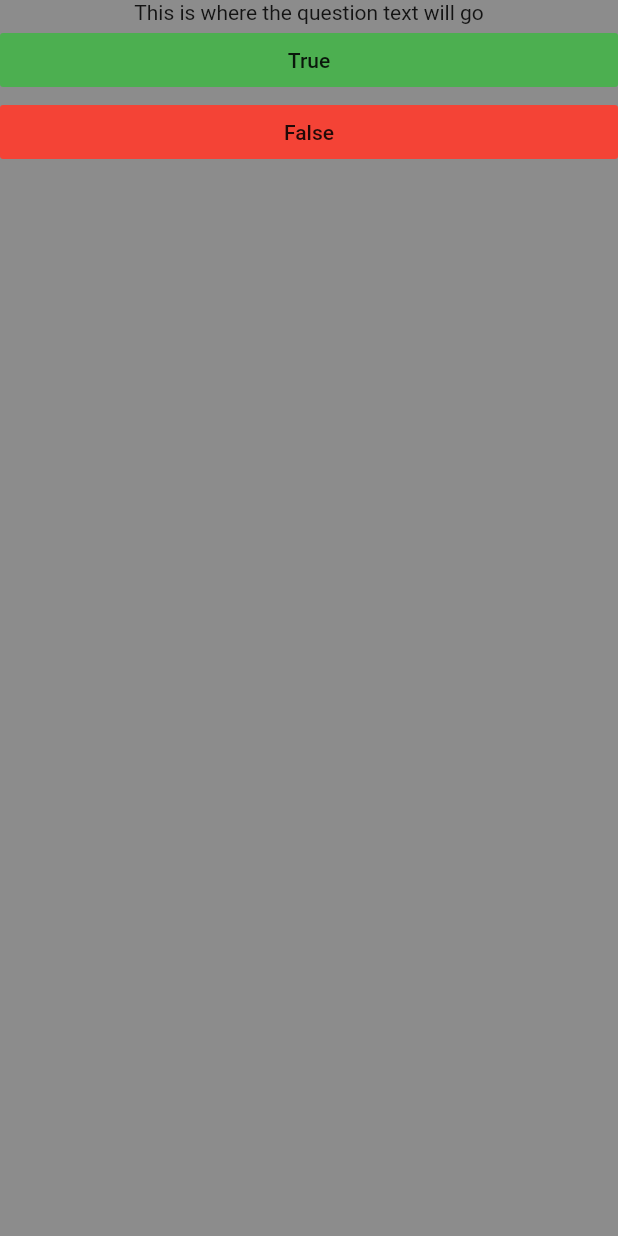
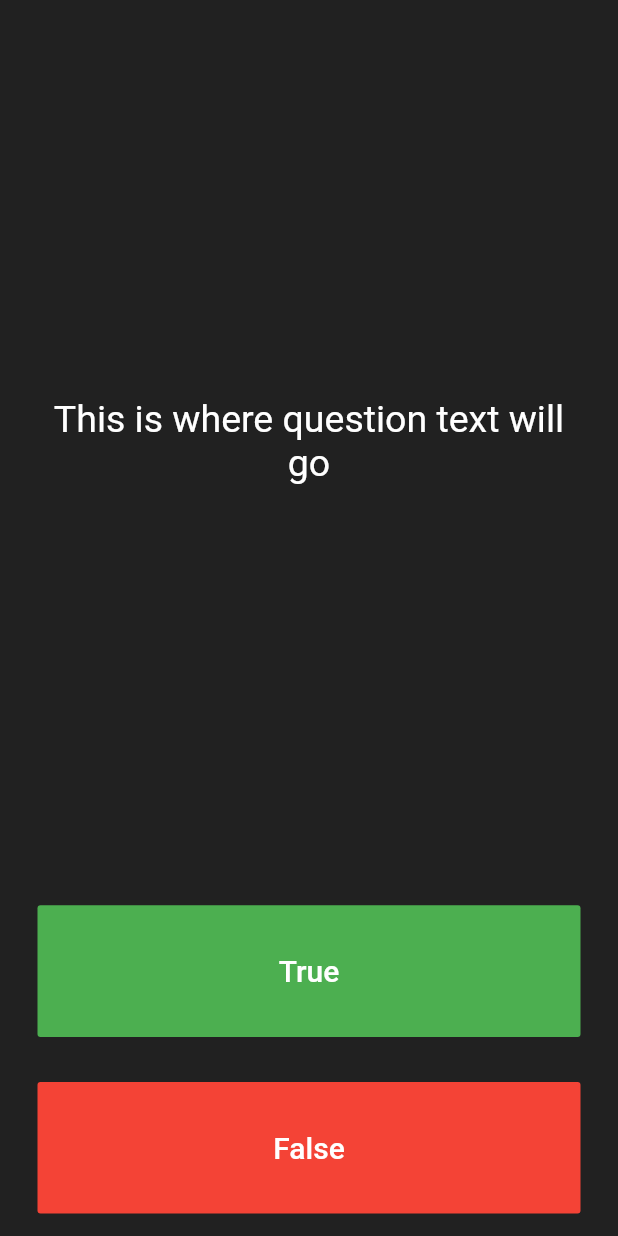
Before and after one commit to hanjayasuryalim/Quizzler-Flutter, a Flutter app: the screen it shows after launch, after a tap on "True", on a phone screen of 412 x 824 dp. Run offline on Flutter 3.47's test engine with Material 2 defaults, Android fonts, the phone set to English and light mode, and no system bars.

Commit message:
set up layout

```diff
--- a/lib/main.dart
+++ b/lib/main.dart
@@ -1,14 +1,25 @@
+import 'package:flutter/cupertino.dart';
 import 'package:flutter/material.dart';
 
 void main() {
-  runApp(MaterialApp(
+  runApp(Quizzler());
+}
+
+class Quizzler extends StatelessWidget {
+  @override
+  Widget build(BuildContext context) {
+    return MaterialApp(
       home: Scaffold(
-      backgroundColor: Colors.black45,
+        backgroundColor: Colors.grey.shade900,
         body: SafeArea(
+          child: Padding(
+            padding: EdgeInsets.symmetric(horizontal: 10.0),
             child: QuizPage(),
           ),
         ),
-  ));
+      ),
+    );
+  }
 }
 
 class QuizPage extends StatefulWidget {
@@ -20,21 +31,46 @@ class _QuizPageState extends State<QuizPage> {
   @override
   Widget build(BuildContext context) {
     return Column(
-      crossAxisAlignment: CrossAxisAlignment.center,
+      mainAxisAlignment: MainAxisAlignment.spaceBetween,
+      crossAxisAlignment: CrossAxisAlignment.stretch,
       children: <Widget>[
-        Text('This is where the question text will go'),
-        FlatButton(
-          color: Colors.green,
-          onPressed: () {},
+        Expanded(
+          flex: 5,
+          child: Padding(
+            padding: const EdgeInsets.all(10.0),
             child: Center(
-            child: Text('True'),
+              child: Text(
+                'This is where question text will go',
+                textAlign: TextAlign.center,
+                style: TextStyle(color: Colors.white, fontSize: 25.0),
               ),
             ),
-        FlatButton(
+          ),
+        ),
+        Expanded(
+          child: Padding(
+            padding: const EdgeInsets.all(15.0),
+            child: FlatButton(
+              onPressed: () {},
+              color: Colors.green,
+              child: Text(
+                'True',
+                style: TextStyle(color: Colors.white, fontSize: 20.0),
+              ),
+            ),
+          ),
+        ),
+        Expanded(
+          child: Padding(
+            padding: const EdgeInsets.all(15.0),
+            child: FlatButton(
+              onPressed: () {},
               color: Colors.red,
-          onPressed: () {},
-          child: Center(
-            child: Text('False'),
+              child: Text(
+                'False',
+                style: TextStyle(color: Colors.white, fontSize: 20.0),
+              ),
+            ),
           ),
         )
       ],
```
Lines whose indentation alone changed are shown as unchanged.
